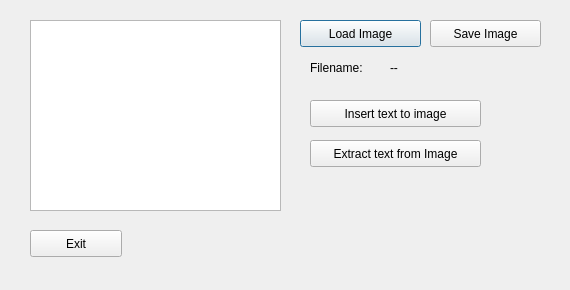
This is MainDlg.ui in sicus/PictureDataInclusion as Qt 5 draws it before an edit. The edited form follows.
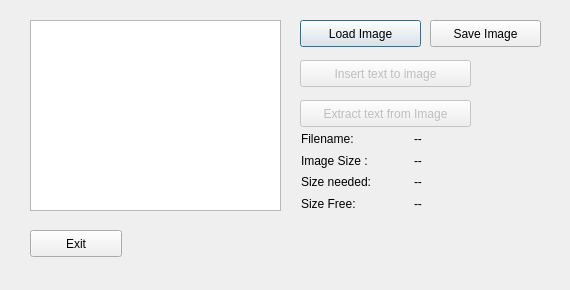
This is the edited form.

Commit message: Funktionierende Implementierung Texte sind in PNGs speicher- und lesbar

```diff
--- a/MainDlg.ui
+++ b/MainDlg.ui
@@ -48,37 +48,14 @@
     <string>Load Image</string>
    </property>
   </widget>
-  <widget class="QLabel" name="label">
-   <property name="geometry">
-    <rect>
-     <x>310</x>
-     <y>60</y>
-     <width>61</width>
-     <height>16</height>
-    </rect>
-   </property>
-   <property name="text">
-    <string>Filename:</string>
-   </property>
-  </widget>
-  <widget class="QLabel" name="fileNameLable">
-   <property name="geometry">
-    <rect>
-     <x>390</x>
-     <y>60</y>
-     <width>161</width>
-     <height>16</height>
-    </rect>
-   </property>
-   <property name="text">
-    <string>--</string>
-   </property>
-  </widget>
   <widget class="QPushButton" name="insertTextBtn">
+   <property name="enabled">
+    <bool>false</bool>
+   </property>
    <property name="geometry">
     <rect>
-     <x>310</x>
-     <y>100</y>
+     <x>300</x>
+     <y>60</y>
      <width>171</width>
      <height>27</height>
     </rect>
@@ -88,10 +65,13 @@
    </property>
   </widget>
   <widget class="QPushButton" name="extractTextBtn">
+   <property name="enabled">
+    <bool>false</bool>
+   </property>
    <property name="geometry">
     <rect>
-     <x>310</x>
-     <y>140</y>
+     <x>300</x>
+     <y>100</y>
      <width>171</width>
      <height>27</height>
     </rect>
@@ -126,6 +106,89 @@
     <string>Save Image</string>
    </property>
   </widget>
+  <widget class="QWidget" name="">
+   <property name="geometry">
+    <rect>
+     <x>301</x>
+     <y>131</y>
+     <width>111</width>
+     <height>80</height>
+    </rect>
+   </property>
+   <layout class="QVBoxLayout" name="verticalLayout_2">
+    <item>
+     <widget class="QLabel" name="label">
+      <property name="text">
+       <string>Filename:</string>
+      </property>
+     </widget>
+    </item>
+    <item>
+     <widget class="QLabel" name="label_2">
+      <property name="text">
+       <string>Image Size :</string>
+      </property>
+     </widget>
+    </item>
+    <item>
+     <widget class="QLabel" name="label_3">
+      <property name="text">
+       <string>Size needed:</string>
+      </property>
+     </widget>
+    </item>
+    <item>
+     <widget class="QLabel" name="label_4">
+      <property name="text">
+       <string>Size Free:</string>
+      </property>
+     </widget>
+    </item>
+   </layout>
+  </widget>
+  <widget class="QWidget" name="">
+   <property name="geometry">
+    <rect>
+     <x>414</x>
+     <y>131</y>
+     <width>141</width>
+     <height>80</height>
+    </rect>
+   </property>
+   <layout class="QVBoxLayout" name="verticalLayout">
+    <property name="sizeConstraint">
+     <enum>QLayout::SetMinimumSize</enum>
+    </property>
+    <item>
+     <widget class="QLabel" name="fileNameLable">
+      <property name="text">
+       <string>--</string>
+      </property>
+     </widget>
+    </item>
+    <item>
+     <widget class="QLabel" name="imageSizeLabel">
+      <property name="text">
+       <string>--</string>
+      </property>
+     </widget>
+    </item>
+    <item>
+     <widget class="QLabel" name="sizeNeededLabel">
+      <property name="text">
+       <string>--</string>
+      </property>
+     </widget>
+    </item>
+    <item>
+     <widget class="QLabel" name="sizeFreeLabel">
+      <property name="text">
+       <string>--</string>
+      </property>
+     </widget>
+    </item>
+   </layout>
+  </widget>
  </widget>
  <resources/>
  <connections>
```
The commit also changes 2 other files.
